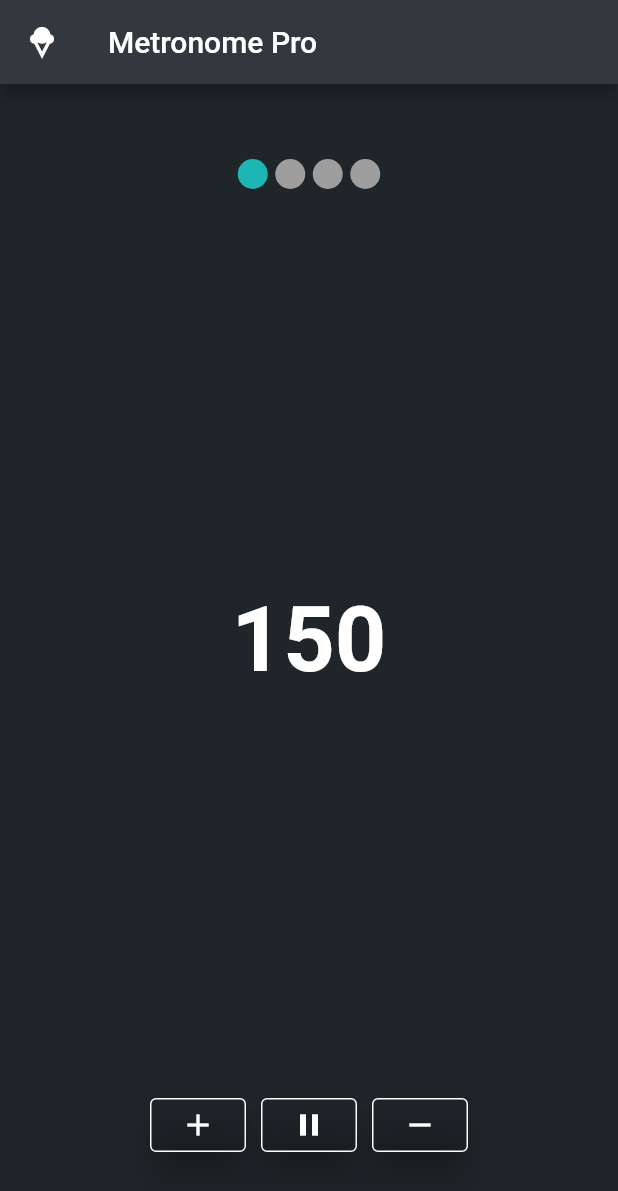
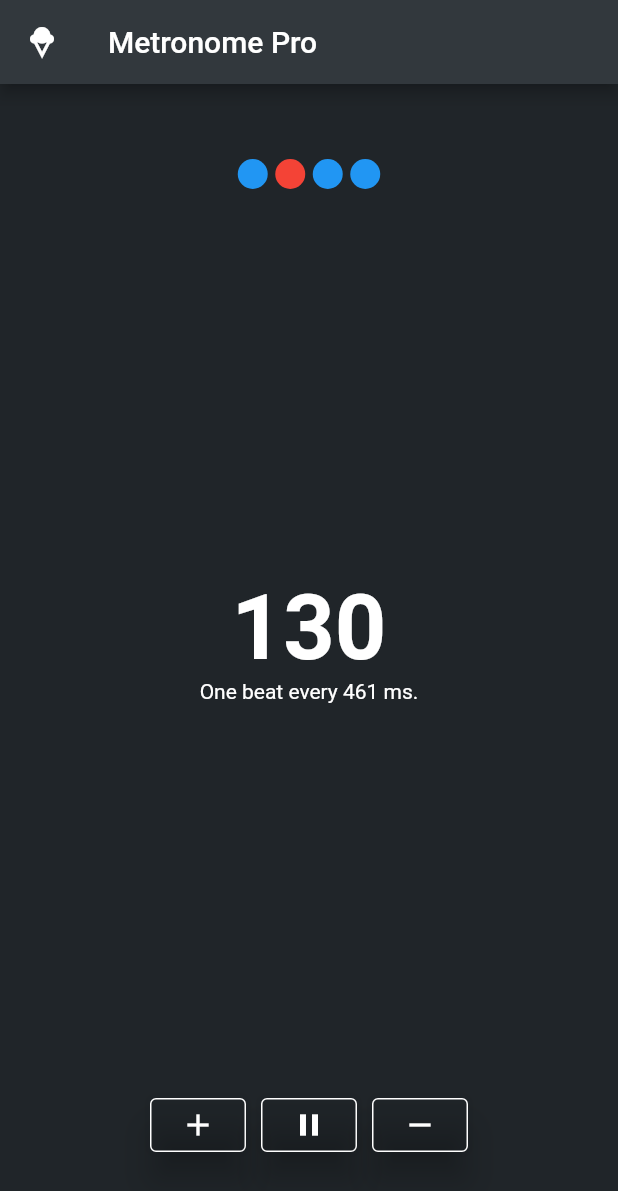
Before and after one commit to Elynvalur/metronome, a Flutter app: the screen it shows after launch, after a tap on the "play arrow" icon, on a phone screen of 412 x 824 dp. Shown: the top 1191 px of the screen. Run offline on Flutter 3.47's test engine with Material 2 defaults, Android fonts, the light colour scheme and no system bars.

Commit message:
Refactor Beatbullets

```diff
--- a/lib/models/beat_bar.dart
+++ /dev/null
@@ -1,21 +0,0 @@
-import 'package:metronome/models/beat_bullet.dart';
-import 'package:metronome/models/time_signature.dart';
-
-class BeatBar{
-  late List<BeatBullet> beatBullets;
-
-  BeatBar({required TimeSignature signature}){
-    // When instantiated, beatBullets will be populated with the number of beats.
-    beatBullets = _createBeatBullets(signature);
-  }
-
-  List<BeatBullet> _createBeatBullets(TimeSignature signature){
-    List<BeatBullet> list = [];
-    bool isActive = false;
-    for (int i = 0; i < signature.signature; i++){
-      isActive = (i == signature.beats-1)? true : false;
-      list.add(BeatBullet(isActive: isActive));
-    }
-    return list;
-  }
-}
--- a/lib/models/beat_bullet.dart
+++ /dev/null
@@ -1,6 +0,0 @@
-class BeatBullet{
-
-  bool isActive;
-
-  BeatBullet({required this.isActive});
-}
--- a/lib/models/time_signature.dart
+++ b/lib/models/time_signature.dart
@@ -1,40 +1,59 @@
-class TimeSignature{
-  late int _beats;
+class TimeSignature {
+  late List<bool> _beats;
+  late int _currentBeat;
   late int _signature;
 
   final int maxBeats = 16;
 
-  TimeSignature({int beats = 4, int timeSignature = 4}){
-    _beats = beats;
+  TimeSignature({int beats = 4, int timeSignature = 4}) {
+    _currentBeat = 1;
     _signature = timeSignature;
+
+    _initBeats(beats: beats);
   }
 
-  int get beats => _beats;
+  int get currentBeat => _currentBeat;
+
+  List<bool> get beats => _beats;
 
   int get signature => _signature;
 
-  set signature(int value){
+  set signature(int value) {
     //TODO: Limit signature on powers of 2
-    if (value < 1){
+    if (value < 1) {
       _signature = 1;
-    }
-    else if (value > maxBeats){
+    } else if (value > maxBeats) {
       _signature = maxBeats;
-    }
-    else {
+    } else {
       _signature = value;
     }
-    if (_beats > _signature){
-      _beats = _signature;
+    if (_currentBeat > _signature) {
+      _currentBeat = _signature;
+    }
+    _initBeats(beats: _signature, activeBeat: _currentBeat);
+
+  }
+
+  void _initBeats({required int beats, int activeBeat = 1}) {
+    // Create the List of Beats and set the first Beat to true (isActive)
+    _beats = [];
+    for (int i = 0; i < beats; i++) {
+      if (i == activeBeat - 1) {
+        _beats.add(true);
+      } else {
+        _beats.add(false);
+      }
     }
   }
 
-  void nextBeat(){
-    //TODO: Write function
-    if (_beats == _signature){
-      _beats = 1;
-    } else{
-      _beats++;
+  void nextBeat() {
+
+    _beats[_currentBeat - 1] = false;
+    if (_currentBeat == _signature) {
+      _currentBeat = 1;
+    } else {
+      _currentBeat++;
     }
+    _beats[_currentBeat - 1] = true;
   }
 }
--- a/lib/screens/metronome/metronome.dart
+++ b/lib/screens/metronome/metronome.dart
@@ -15,8 +15,8 @@ class Metronome extends StatefulWidget {
 }
 
 class _MetronomeState extends State<Metronome> {
-  Tempo tempo = Tempo(tempo: 150);
   TimeSignature signature = TimeSignature();
+  Tempo tempo = Tempo(tempo: 130);
 
   void update() {
     setState(() {});
--- a/lib/screens/metronome/widgets/beat_bar_widget.dart
+++ b/lib/screens/metronome/widgets/beat_bar_widget.dart
@@ -1,9 +1,6 @@
 import 'package:flutter/material.dart';
 import 'package:metronome/constants/colors.dart';
-import 'package:metronome/models/beat_bullet.dart';
 import 'package:metronome/models/time_signature.dart';
-
-import '../../../models/beat_bar.dart';
 
 class BeatBarWidget extends StatefulWidget {
 
@@ -23,25 +20,26 @@ class _BeatBarWidgetState extends State<BeatBarWidget> {
 
   Widget _buildBeatBar(TimeSignature signature){
 
-    BeatBar beats = BeatBar(signature: signature);
-    List<Widget> bar = [];
+    List<Widget> beats = [];
 
-    for (BeatBullet bullet in beats.beatBullets) {
-      Color col = (bullet.isActive)? beatBulletActive : beatBulletInactive;
-
-      bar.add(
+    for (bool beat in signature.beats) {
+      beats.add(
         AnimatedContainer(
           duration: Duration.zero,
           margin: const EdgeInsets.only(left: 2.5, right: 2.5),
           width: 20,
           height: 20,
-          decoration: BoxDecoration(shape: BoxShape.circle, color: col)
+          decoration: BoxDecoration(
+            shape: BoxShape.circle,
+            color: (beat)? Colors.red : Colors.blue
+          )
         )
       );
     }
 
     return Row(
       mainAxisAlignment: MainAxisAlignment.center,
-      children: bar);
+      children: beats
+    );
   }
 }
--- a/lib/screens/metronome/widgets/tempometer.dart
+++ b/lib/screens/metronome/widgets/tempometer.dart
@@ -10,10 +10,19 @@ class Tempometer extends StatelessWidget {
 
   @override
   Widget build(BuildContext context) {
-    return Text(
-      '${tempo.tempo}',
-      style: const TextStyle(
-          fontWeight: FontWeight.bold, color: textPrimary, fontSize: 60),
+    return Column(
+      children: [
+        Text(
+          '${tempo.tempo}',
+          style: const TextStyle(
+              fontWeight: FontWeight.bold, color: textPrimary, fontSize: 60),
+        ),
+        Text(
+          'One beat every ${(tempo.interval).toInt()} ms.',
+          style: const TextStyle(
+            color: textPrimary),
+        ),
+      ],
     );
   }
 }
```
